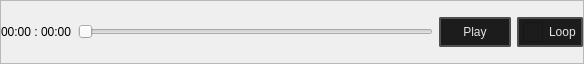
The window that src/soundevent_editor/audio_player.ui (dertwist/Hammer5Tools) describes before a commit, drawn with Qt 5.
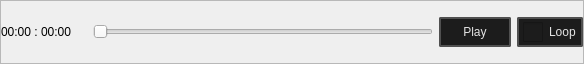
The same window after the commit. Icons and pictures are not drawn.

Commit message: removed performance test, fixed width for time label in audio_player.ui. Removed Numba from curve algorithm

Patch:
```diff
--- a/src/soundevent_editor/audio_player.ui
+++ b/src/soundevent_editor/audio_player.ui
@@ -70,6 +70,18 @@
       </property>
       <item>
        <widget class="QLabel" name="time">
+        <property name="minimumSize">
+         <size>
+          <width>86</width>
+          <height>0</height>
+         </size>
+        </property>
+        <property name="maximumSize">
+         <size>
+          <width>86</width>
+          <height>16777215</height>
+         </size>
+        </property>
         <property name="text">
          <string>00:00 : 00:00</string>
         </property>
```
The commit also changes 3 other files.
